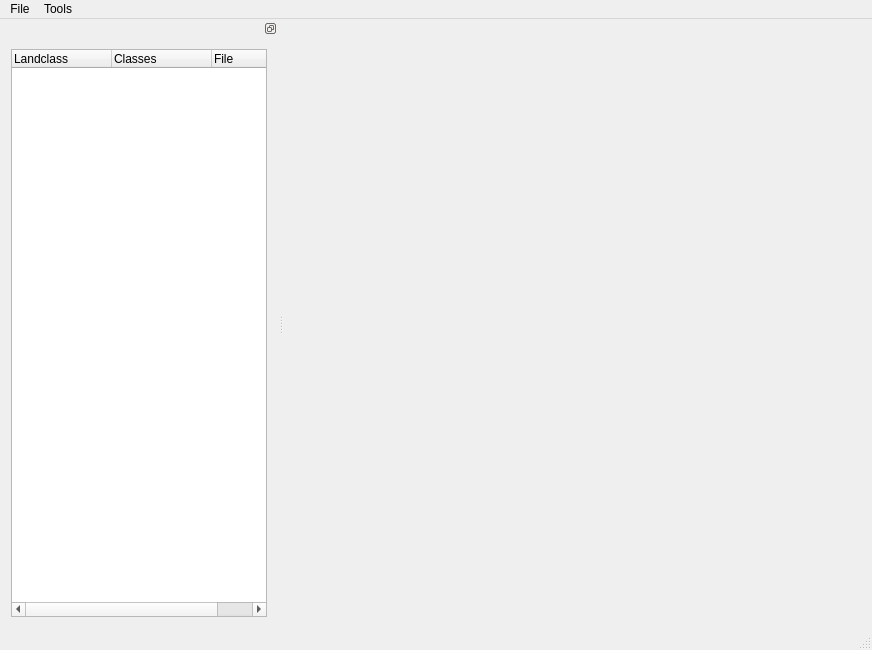
Qt form ui/mainwindow.ui (Chrismarsh/CRHM-tools) before a commit.
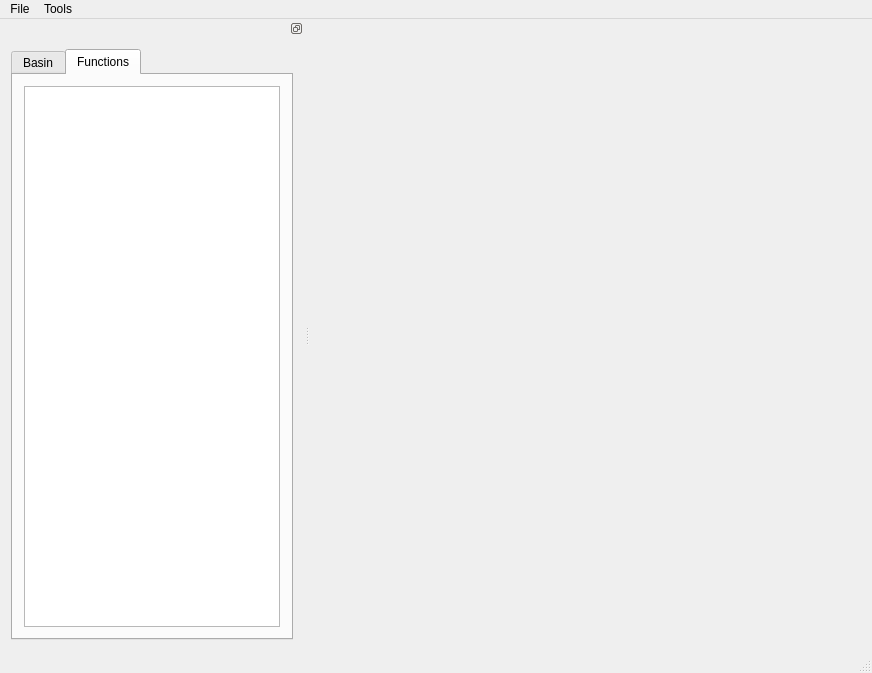
The same form after that commit.

```diff
--- a/ui/mainwindow.ui
+++ b/ui/mainwindow.ui
@@ -7,7 +7,7 @@
     <x>0</x>
     <y>0</y>
     <width>872</width>
-    <height>650</height>
+    <height>673</height>
    </rect>
   </property>
   <property name="sizePolicy">
@@ -72,6 +72,19 @@
    <widget class="QWidget" name="dockWidgetContents_3">
     <layout class="QHBoxLayout" name="horizontalLayout_3">
      <item>
+      <widget class="QTabWidget" name="tabWidget">
+       <property name="tabShape">
+        <enum>QTabWidget::Rounded</enum>
+       </property>
+       <property name="currentIndex">
+        <number>1</number>
+       </property>
+       <widget class="QWidget" name="tab">
+        <attribute name="title">
+         <string>Basin</string>
+        </attribute>
+        <layout class="QHBoxLayout" name="horizontalLayout">
+         <item>
       <widget class="QTreeWidget" name="lc_tree">
        <property name="contextMenuPolicy">
         <enum>Qt::CustomContextMenu</enum>
@@ -91,6 +104,27 @@
          <string>File</string>
         </property>
        </column>
+          </widget>
+         </item>
+        </layout>
+       </widget>
+       <widget class="QWidget" name="tab_2">
+        <attribute name="title">
+         <string>Functions</string>
+        </attribute>
+        <layout class="QHBoxLayout" name="horizontalLayout_2">
+         <item>
+          <widget class="QTreeView" name="treeView">
+           <property name="editTriggers">
+            <set>QAbstractItemView::NoEditTriggers</set>
+           </property>
+           <property name="headerHidden">
+            <bool>true</bool>
+           </property>
+          </widget>
+         </item>
+        </layout>
+       </widget>
       </widget>
      </item>
     </layout>
```
Lines whose indentation alone changed are shown as unchanged.
